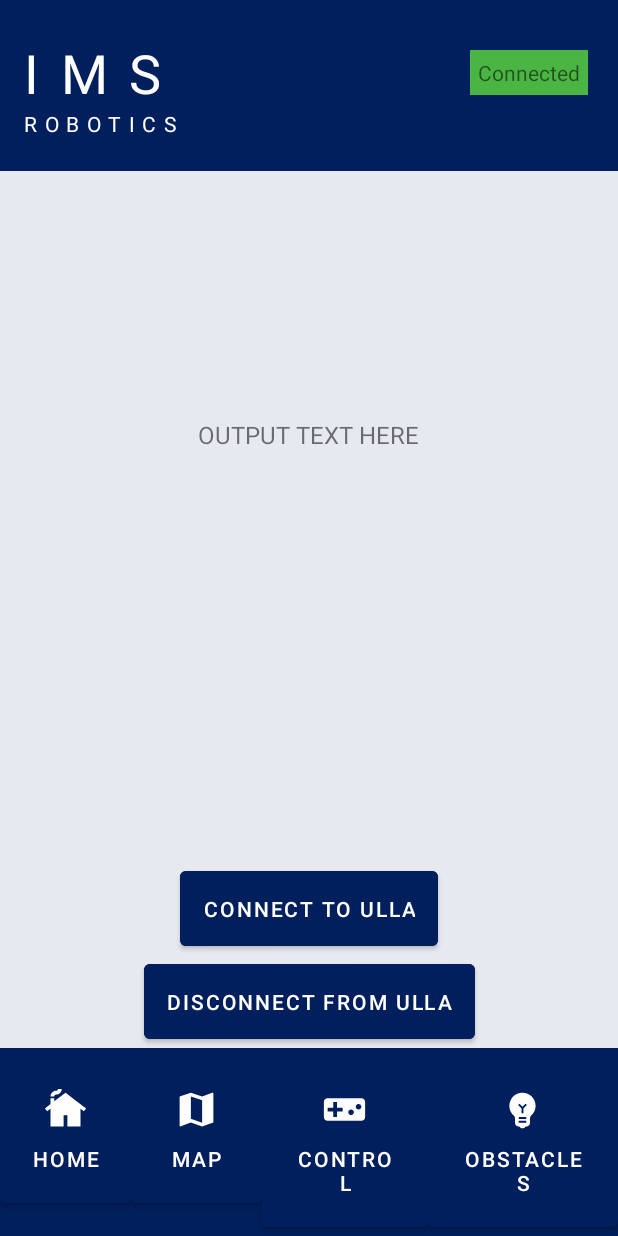
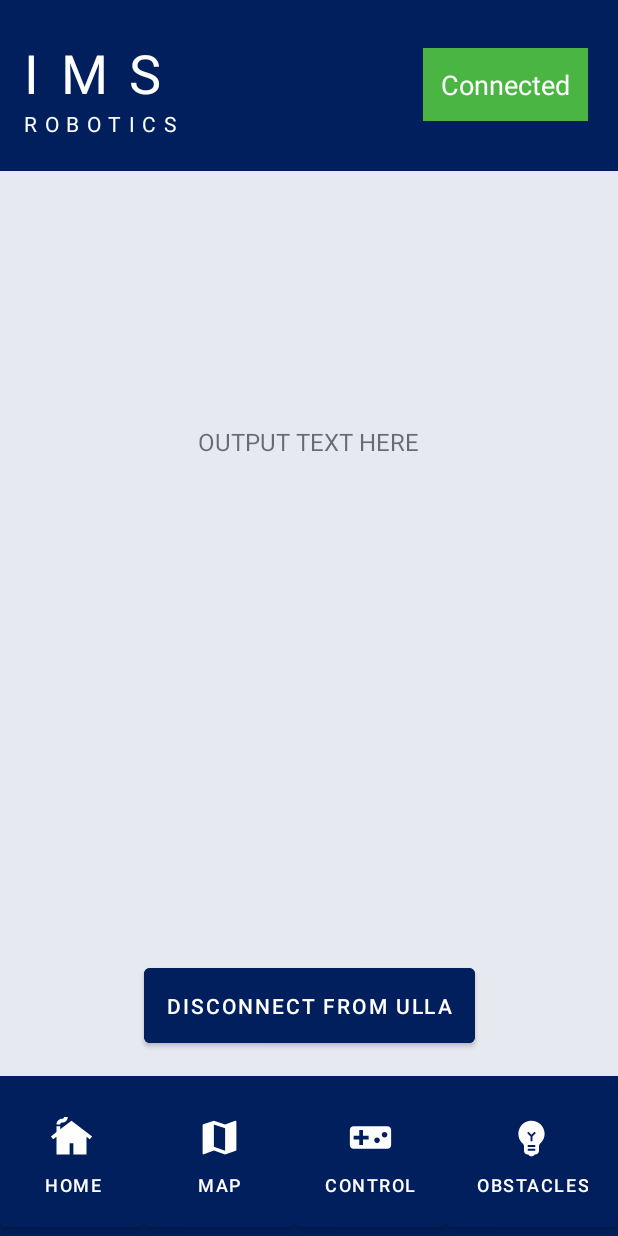
Before and after one commit to IMSGroup4/Application, an Android app: the HomeFragment screen opened directly, with no data from a screen before it, after a tap on "CONNECT TO ULLA", on a phone screen of 412 x 824 dp. Run offline under Robolectric (Android 15) with nearby library versions, the phone set to English and light mode, and no system bars.

Commit message:
made some UI changes

```diff
--- a/app/src/main/java/com/example/ulla_app/fragments/HomeFragment.kt
+++ b/app/src/main/java/com/example/ulla_app/fragments/HomeFragment.kt
@@ -10,6 +10,7 @@ import android.view.ViewGroup
 import android.widget.Button
 import android.widget.TextView
 import androidx.appcompat.app.AppCompatActivity
+import androidx.core.view.isGone
 import com.example.ulla_app.HomeActivity
 import com.example.ulla_app.R
 import com.example.ulla_app.classes.*
@@ -55,6 +56,10 @@ class HomeFragment : Fragment() {
 
             //TODO: Start loading here
             val connected = myWebSocket.connect()
+            if(connected){
+                connectButton.visibility = View.GONE
+                disconnectButton.visibility = View.VISIBLE
+            }
             //TODO: Stop loading here
 
             // change disconnected textview to connected
@@ -63,6 +68,11 @@ class HomeFragment : Fragment() {
 
         disconnectButton?.setOnClickListener {
             val disconnected = myWebSocket.disconnect()
+
+            if(disconnected){
+                connectButton.visibility = View.VISIBLE
+                disconnectButton.visibility = View.GONE
+            }
             // change connected textview to disconnected
             homeActivity.updateConnectionStatus(false)
         }
--- a/app/src/main/res/layout/fragment_home.xml
+++ b/app/src/main/res/layout/fragment_home.xml
@@ -32,7 +32,8 @@
         app:layout_constraintBottom_toTopOf="@id/disconnect_button"
         app:layout_constraintLeft_toLeftOf="parent"
         app:layout_constraintRight_toRightOf="parent"
-        tools:ignore="MissingConstraints" />
+        tools:ignore="MissingConstraints"
+        android:layout_marginBottom="16sp"/>
 
     <Button
         android:id="@+id/disconnect_button"
@@ -40,10 +41,12 @@
         android:layout_height="wrap_content"
         android:backgroundTint="@color/main_color"
         android:padding="15sp"
+        android:visibility="gone"
         android:text="@string/disconnect_ulla"
         app:layout_constraintBottom_toBottomOf="parent"
         app:layout_constraintLeft_toLeftOf="parent"
         app:layout_constraintRight_toRightOf="parent"
-        tools:ignore="MissingConstraints" />
+        tools:ignore="MissingConstraints"
+        android:layout_marginBottom="16sp"/>
 
 </androidx.constraintlayout.widget.ConstraintLayout>
--- a/app/src/main/res/layout/home_activity.xml
+++ b/app/src/main/res/layout/home_activity.xml
@@ -53,17 +53,19 @@
                 android:orientation="horizontal"
                 app:layout_constraintBottom_toBottomOf="@+id/IMS"
                 app:layout_constraintEnd_toEndOf="parent"
-                app:layout_constraintTop_toTopOf="@+id/IMS">
+                app:layout_constraintTop_toTopOf="@+id/IMS"
+                android:layout_marginTop="16sp">
 
                 <TextView
-
                     android:id="@+id/connectionStatus"
                     android:layout_width="wrap_content"
                     android:layout_height="match_parent"
                     android:layout_marginRight="20sp"
                     android:background="@color/failure"
-                    android:padding="5sp"
-                    android:text="@string/disconnected" />
+                    android:padding="12sp"
+                    android:text="@string/disconnected"
+                    android:textColor="@color/textColor"
+                    android:textSize="18sp" />
 
             </LinearLayout>
 
@@ -89,38 +91,42 @@
             android:backgroundTint="@color/main_color"
             android:drawableTop="@drawable/home"
             android:padding="20sp"
-            android:text="@string/home" />
+            android:text="@string/home"
+            android:textSize="12sp"/>
 
 
         <Button
             android:id="@+id/map_button"
             android:layout_width="wrap_content"
             android:layout_height="wrap_content"
-            android:layout_weight="1"
+            android:layout_weight="1.5"
             android:backgroundTint="@color/main_color"
             android:drawableTop="@drawable/map"
             android:padding="20sp"
-            android:text="@string/map" />
+            android:text="@string/map"
+            android:textSize="12sp"/>
 
         <Button
             android:id="@+id/control_button"
             android:layout_width="wrap_content"
             android:layout_height="wrap_content"
-            android:layout_weight="1"
+            android:layout_weight="0"
             android:backgroundTint="@color/main_color"
             android:drawableTop="@drawable/controller"
             android:padding="20sp"
-            android:text="@string/control" />
+            android:text="@string/control"
+            android:textSize="12sp"/>
 
         <Button
             android:id="@+id/obstacles_button"
             android:layout_width="wrap_content"
             android:layout_height="wrap_content"
-            android:layout_weight="1"
+            android:layout_weight="0"
             android:backgroundTint="@color/main_color"
             android:drawableTop="@drawable/object"
             android:padding="20sp"
-            android:text="@string/obstacles" />
+            android:text="@string/obstacles"
+            android:textSize="12sp"/>
 
     </LinearLayout>
 
--- a/app/src/main/res/values/strings.xml
+++ b/app/src/main/res/values/strings.xml
@@ -21,6 +21,7 @@
     <string name="switch_map">Switch Map</string>
     <string name="switch_to_surroundings">Switch to surroundings</string>
     <string name="switch_to_mower_path">Switch to mower path</string>
+    <string name="status">Status:</string>
 
     <string name="large_text">
         "Material is the metaphor.\n\n"
```
